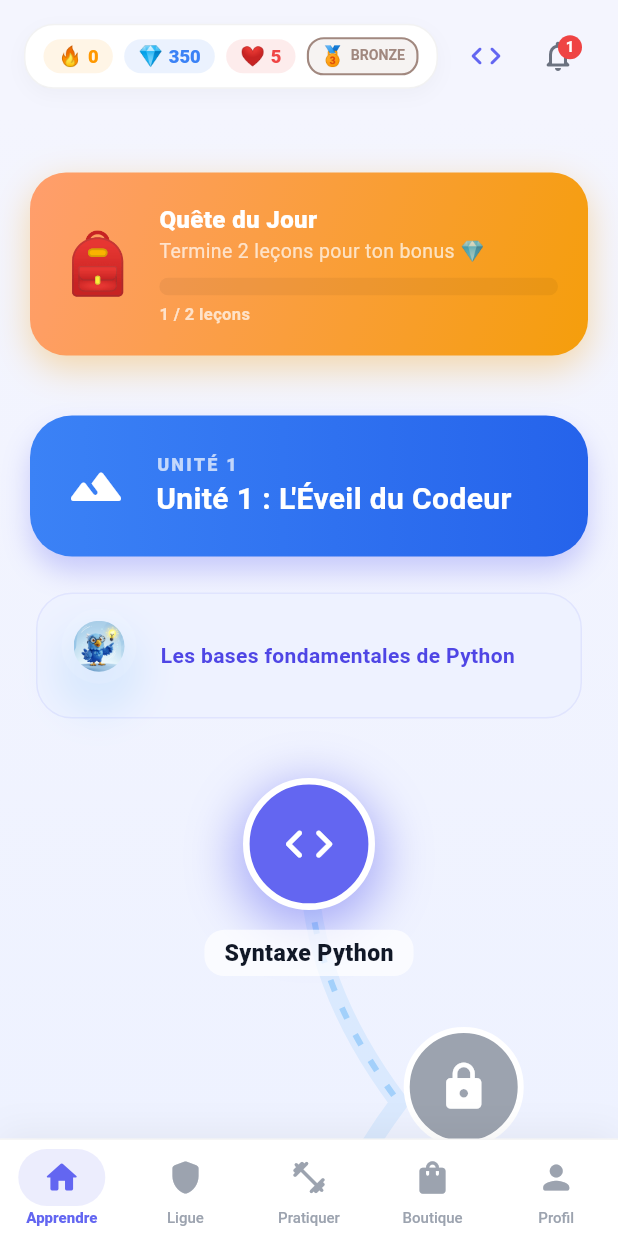
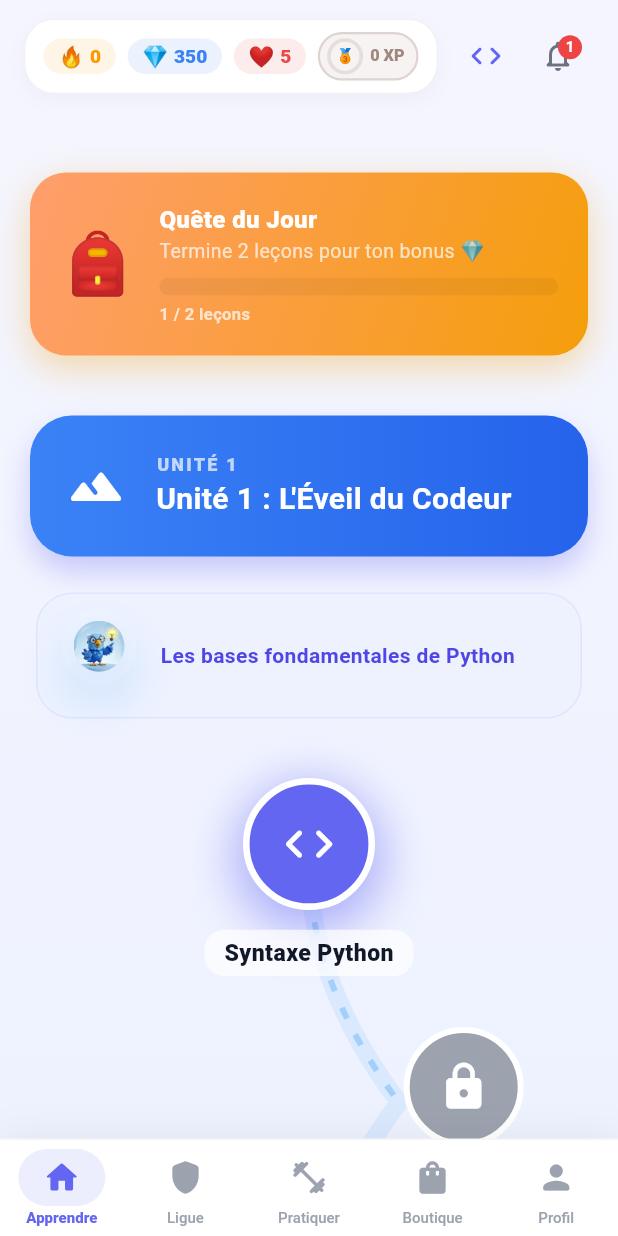
Before and after one commit to Christ-Hub-pixel/codelingo6, a Flutter app: the screen it shows once a user with an empty profile is signed in, on a phone screen of 412 x 824 dp. Run offline on Flutter 3.47's test engine with Material 3 defaults, Android fonts, the phone set to English and light mode, and no system bars; our stand-ins replace audioplayers, cloud_firestore, confetti, firebase_auth, firebase_core, flutter_highlight and 4 more; missing offline and left inert: highlight; accounts and stored records are empty; statements that could not run were skipped.

Commit message:
mise a jour

```diff
--- a/lib/composants/bouton_duo.dart
+++ b/lib/composants/bouton_duo.dart
@@ -2,8 +2,6 @@ import 'package:flutter/material.dart';
 import '../../utils/theme.dart';
 
 import 'package:flutter/services.dart';
-import '../../services/audio_service.dart';
-
 class BoutonDuo extends StatefulWidget {
   final String texte;
   final VoidCallback onPressed;
@@ -39,7 +37,6 @@ class _BoutonDuoState extends State<BoutonDuo> {
       child: GestureDetector(
         onTapDown: widget.estActif ? (_) {
           HapticFeedback.lightImpact();
-          AudioService.jouerSonBouton();
           setState(() => _estAppuye = true);
         } : null,
         onTapUp: widget.estActif ? (_) {
--- a/lib/ecrans/accueil/ecran_accueil_sentier.dart
+++ b/lib/ecrans/accueil/ecran_accueil_sentier.dart
@@ -51,7 +51,7 @@ class EcranAccueilSentier extends StatelessWidget {
                       const SizedBox(width: 8),
                       _buildStatItem('❤️', '${progression.vies}', AppColors.danger),
                       const SizedBox(width: 8),
-                      _buildLeagueBadge(progression.ligueActuelle),
+                      _buildLeagueBadge(progression),
                     ],
                   ),
                 ),
@@ -406,31 +406,66 @@ class EcranAccueilSentier extends StatelessWidget {
     );
   }
 
-  Widget _buildLeagueBadge(String ligue) {
+  Widget _buildLeagueBadge(ProgressionFournisseur progression) {
+    String ligue = progression.ligueActuelle;
+    int xp = progression.xpTotal;
     Color color;
     String icon;
+    int prevThreshold = 0;
+    int nextThreshold = 400;
+
     switch (ligue) {
-      case 'Argent': color = Colors.grey[400]!; icon = '🥈'; break;
-      case 'Or': color = Colors.amber; icon = '🥇'; break;
-      case 'Diamant': color = Colors.cyanAccent; icon = '💎'; break;
-      default: color = Colors.brown[300]!; icon = '🥉';
+      case 'Diamant':
+        color = Colors.cyanAccent; icon = '💎';
+        prevThreshold = 3000; nextThreshold = 10000;
+        break;
+      case 'Or':
+        color = Colors.amber; icon = '🥇';
+        prevThreshold = 1200; nextThreshold = 3000;
+        break;
+      case 'Argent':
+        color = Colors.grey[400]!; icon = '🥈';
+        prevThreshold = 400; nextThreshold = 1200;
+        break;
+      default:
+        color = Colors.brown[300]!; icon = '🥉';
+        prevThreshold = 0; nextThreshold = 400;
     }
 
+    double progress = (xp >= 3000) ? 1.0 : (xp - prevThreshold) / (nextThreshold - prevThreshold);
+
     return Container(
-      padding: const EdgeInsets.symmetric(horizontal: 8, vertical: 4),
+      padding: const EdgeInsets.symmetric(horizontal: 6, vertical: 4),
       decoration: BoxDecoration(
         color: color.withValues(alpha: 0.1),
-        borderRadius: BorderRadius.circular(12),
-        border: Border.all(color: color, width: 1.5),
+        borderRadius: BorderRadius.circular(20),
+        border: Border.all(color: color.withValues(alpha: 0.3), width: 1.5),
       ),
       child: Row(
+        mainAxisSize: MainAxisSize.min,
         children: [
-          Text(icon, style: const TextStyle(fontSize: 14)),
-          const SizedBox(width: 4),
+          SizedBox(
+            width: 22,
+            height: 22,
+            child: Stack(
+              alignment: Alignment.center,
+              children: [
+                CircularProgressIndicator(
+                  value: progress,
+                  strokeWidth: 2.5,
+                  backgroundColor: color.withValues(alpha: 0.2),
+                  valueColor: AlwaysStoppedAnimation<Color>(color),
+                ),
+                Text(icon, style: const TextStyle(fontSize: 10)),
+              ],
+            ),
+          ),
+          const SizedBox(width: 6),
           Text(
-            ligue.toUpperCase(),
-            style: TextStyle(color: color, fontWeight: FontWeight.bold, fontSize: 10),
+            '$xp XP',
+            style: TextStyle(color: color, fontWeight: FontWeight.w900, fontSize: 11),
           ),
+          const SizedBox(width: 2),
         ],
       ),
     );
--- a/lib/ecrans/accueil/ecran_principal.dart
+++ b/lib/ecrans/accueil/ecran_principal.dart
@@ -5,7 +5,6 @@ import '../exercice/ecran_pratique.dart';
 import '../boutique/ecran_boutique.dart';
 import '../classement/ecran_classement.dart';
 import '../profil/ecran_profil.dart';
-import '../../services/audio_service.dart';
 import '../../fournisseurs/progression_fournisseur.dart';
 import '../../utils/theme.dart';
 
@@ -59,7 +58,6 @@ class _EcranPrincipalState extends State<EcranPrincipal> {
                 child: GestureDetector(
                   behavior: HitTestBehavior.opaque,
                   onTap: () {
-                    AudioService.jouerSonBouton();
                     setState(() => _currentIndex = index);
                   },
                   child: AnimatedContainer(
--- a/lib/services/haptic_service.dart
+++ b/lib/services/haptic_service.dart
@@ -8,7 +8,9 @@ class HapticService {
   }
 
   static Future<void> error() async {
-    await HapticFeedback.vibrate();
+    await HapticFeedback.heavyImpact();
+    await Future.delayed(const Duration(milliseconds: 150));
+    await HapticFeedback.heavyImpact();
   }
 
   static Future<void> click() async {
```
Also changed, not shown: lib/composants/editeur_code.dart (+51 -1 lines), lib/ecrans/connexion/ecran_connexion.dart (+1 -34 lines), lib/fournisseurs/auth_fournisseur.dart (+9 -12 lines), lib/services/notification_service.dart (+15 -2 lines), 5 other files.
